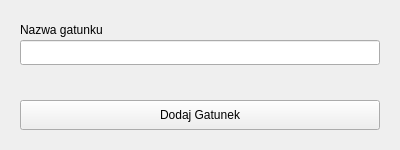
The window that Views/addGenreUi.ui (Aniket1900/BookDatabase) describes before a commit, drawn with Qt 5.
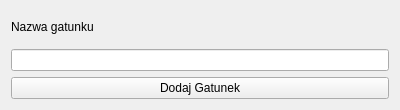
The same window after the commit.

```diff
--- a/Views/addGenreUi.ui
+++ b/Views/addGenreUi.ui
@@ -7,48 +7,31 @@
     <x>0</x>
     <y>0</y>
     <width>400</width>
-    <height>150</height>
+    <height>110</height>
    </rect>
   </property>
   <property name="windowTitle">
    <string>Dodaj książkę</string>
   </property>
-  <widget class="QLineEdit" name="lineEditNameGenre">
-   <property name="geometry">
-    <rect>
-     <x>20</x>
-     <y>40</y>
-     <width>360</width>
-     <height>25</height>
-    </rect>
-   </property>
-  </widget>
+  <layout class="QVBoxLayout" name="verticalLayout">
+   <item>
   <widget class="QLabel" name="label_2">
-   <property name="geometry">
-    <rect>
-     <x>20</x>
-     <y>20</y>
-     <width>100</width>
-     <height>20</height>
-    </rect>
-   </property>
    <property name="text">
     <string>Nazwa gatunku</string>
    </property>
   </widget>
+   </item>
+   <item>
+    <widget class="QLineEdit" name="lineEditNameGenre"/>
+   </item>
+   <item>
   <widget class="QPushButton" name="addGenreButton">
-   <property name="geometry">
-    <rect>
-     <x>20</x>
-     <y>100</y>
-     <width>360</width>
-     <height>30</height>
-    </rect>
-   </property>
    <property name="text">
     <string>Dodaj Gatunek</string>
    </property>
   </widget>
+   </item>
+  </layout>
  </widget>
  <resources/>
  <connections/>
```
Lines whose indentation alone changed are shown as unchanged.
